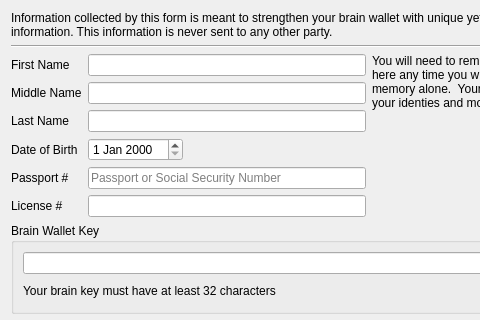
Above: profile_wizard/ProfileEditPage.ui from InvictusInnovations/keyhotee before the change; both pictures show x 0 to 480 and y 0 to 320 of the 653 by 532 pixel window. Below: the same form after it.
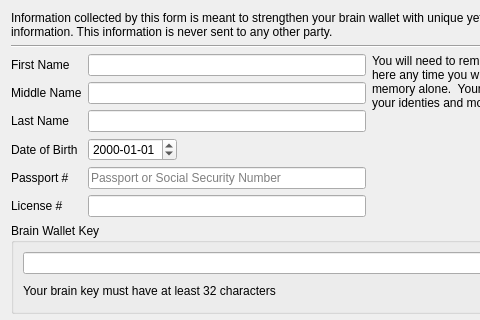
That is the form after the change.

Commit message: [BW]: [Fix] https://github.com/InvictusInnovations/keyhotee/issues/125 [BW]: [Fix] Birthdate (on profile wizard) format explicitly specified to avoid platform differences. It should be displayed always in form: yyyy-MM-dd

```diff
--- a/profile_wizard/ProfileEditPage.ui
+++ b/profile_wizard/ProfileEditPage.ui
@@ -95,7 +95,11 @@
       </widget>
      </item>
      <item row="3" column="1">
-      <widget class="QDateEdit" name="birthdate"/>
+      <widget class="QDateEdit" name="birthdate">
+       <property name="displayFormat">
+        <string>yyyy-MM-dd</string>
+       </property>
+      </widget>
      </item>
      <item row="4" column="0">
       <widget class="QLabel" name="label_5">
```
The commit also changes 1 other file.
